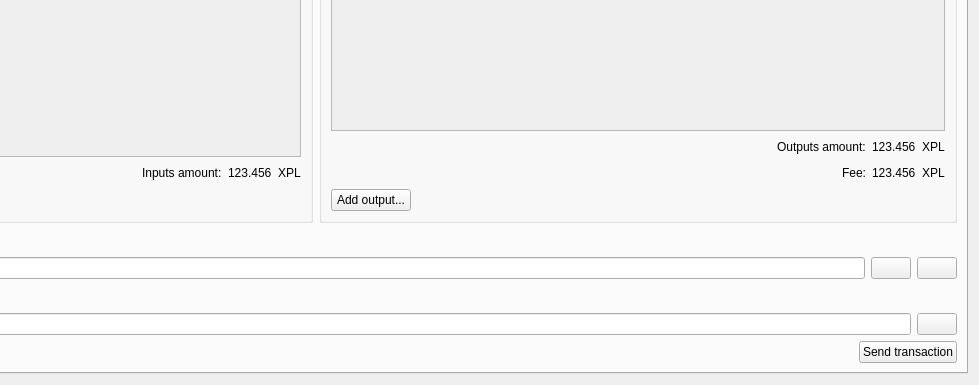
Before: the Qt Designer form src/qt/forms/multisigdialog.ui in Action-Committee/Pulse, drawn with Qt 5; both pictures show x 348 to 1327 and y 210 to 595 of the 1327 by 595 pixel window.
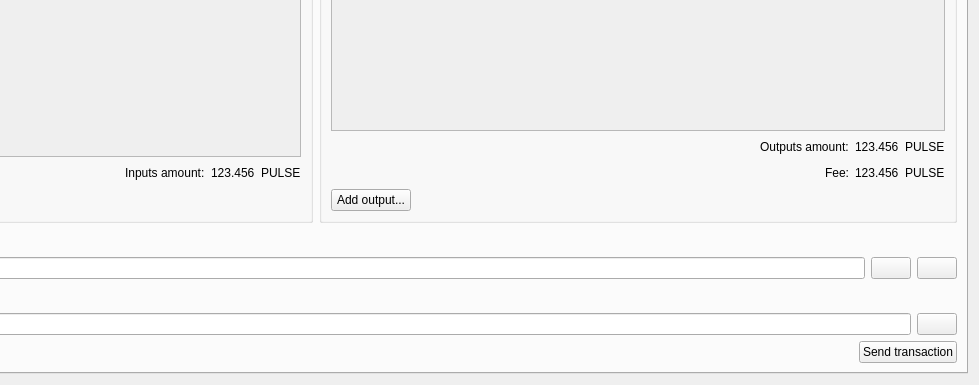
After: the same form once the commit is applied. The open tabs and pages were chosen to show the change. Icons and pictures are not drawn.

```diff
--- a/src/qt/forms/multisigdialog.ui
+++ b/src/qt/forms/multisigdialog.ui
@@ -399,7 +399,7 @@
                 <item>
                  <widget class="QLabel" name="label">
                   <property name="text">
-                   <string>XPL</string>
+                   <string>PULSE</string>
                   </property>
                  </widget>
                 </item>
@@ -518,7 +518,7 @@
                 <item>
                  <widget class="QLabel" name="label_2">
                   <property name="text">
-                   <string>XPL</string>
+                   <string>PULSE</string>
                   </property>
                  </widget>
                 </item>
@@ -556,7 +556,7 @@
                 <item>
                  <widget class="QLabel" name="label_3">
                   <property name="text">
-                   <string>XPL</string>
+                   <string>PULSE</string>
                   </property>
                  </widget>
                 </item>
```
